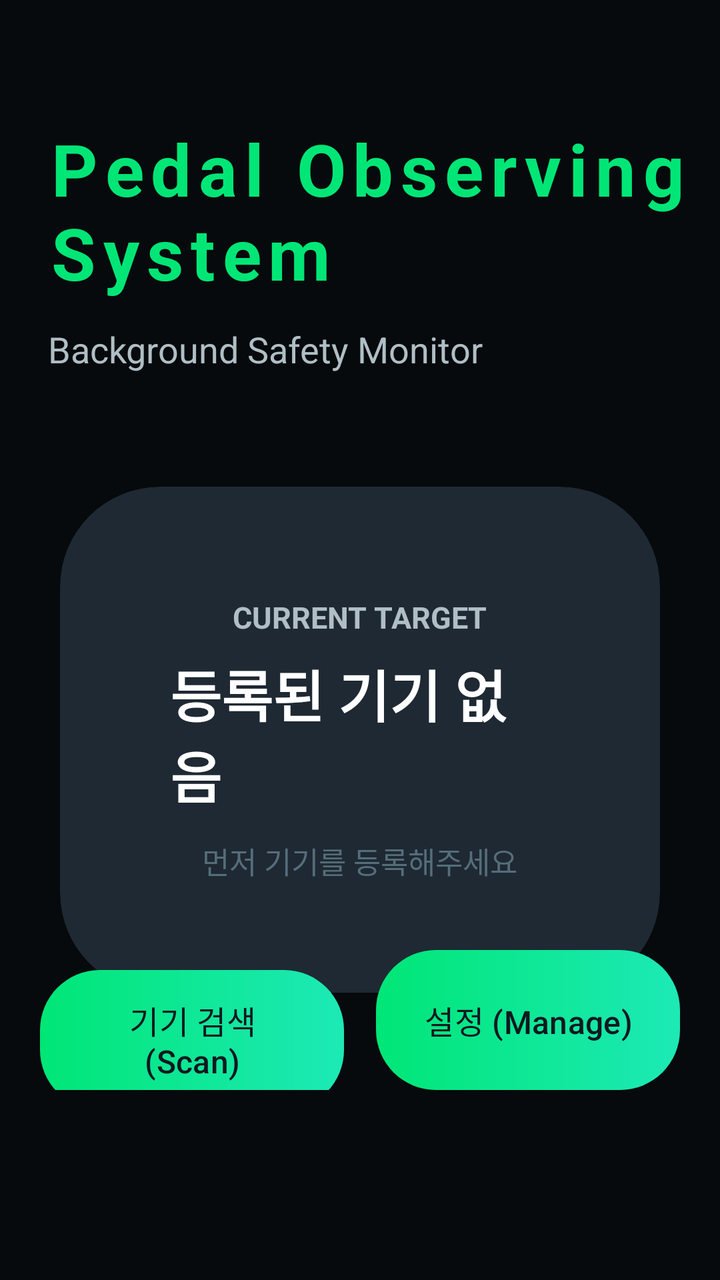
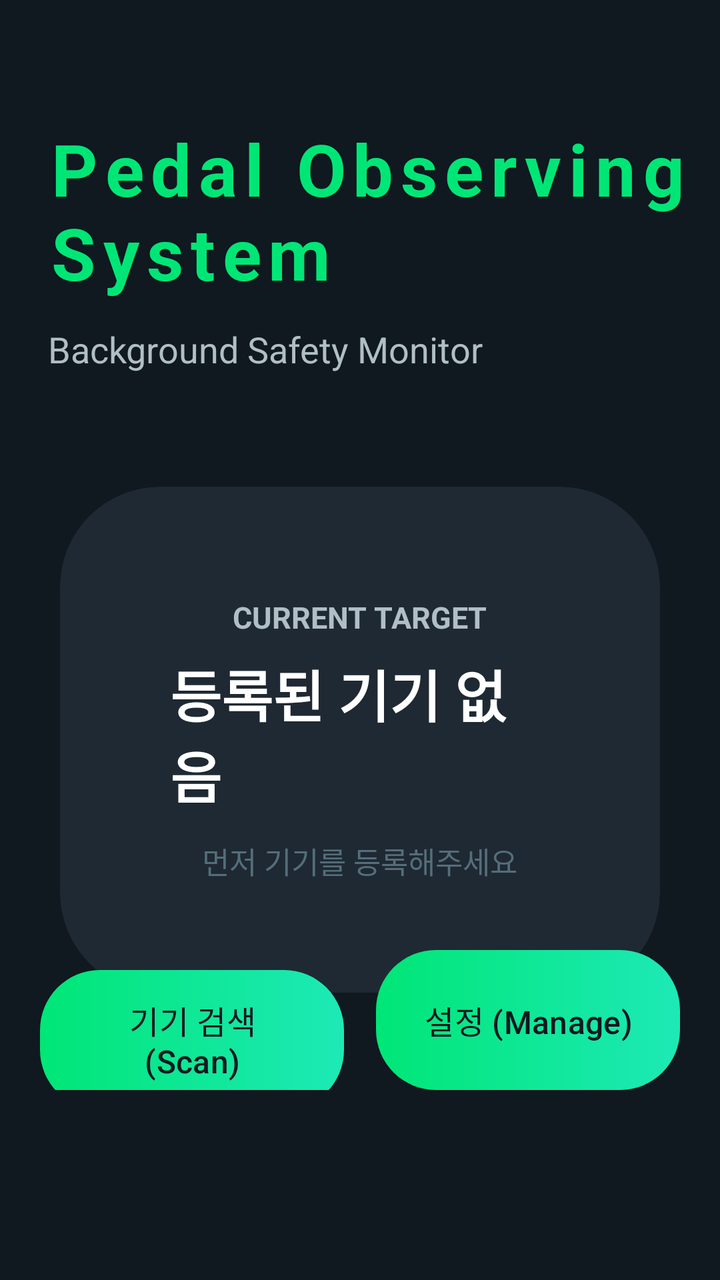

Screens rendered from an Android XML layout before and after an edit, with the pre-edit source and the edit as a unified diff.
<!-- AndroidManifest.xml: application theme Theme.AGproject -->
<!-- res/layout/activity_main.xml -->
<?xml version="1.0" encoding="utf-8"?>
<androidx.constraintlayout.widget.ConstraintLayout
    xmlns:android="http://schemas.android.com/apk/res/android"
    xmlns:app="http://schemas.android.com/apk/res-auto"
    android:layout_width="match_parent"
    android:layout_height="match_parent"
    android:background="@color/bg_dark">

    <ImageView
        android:id="@+id/ivBackground"
        android:layout_width="match_parent"
        android:layout_height="match_parent"
        android:scaleType="centerCrop"
        android:contentDescription="Background Image"
        app:layout_constraintTop_toTopOf="parent"
        app:layout_constraintBottom_toBottomOf="parent"
        app:layout_constraintStart_toStartOf="parent"
        app:layout_constraintEnd_toEndOf="parent" />

    <View
        android:layout_width="match_parent"
        android:layout_height="match_parent"
        android:background="#99000000" />

    <TextView
        android:id="@+id/tvAppTitle"
        android:layout_width="wrap_content"
        android:layout_height="wrap_content"
        android:layout_marginTop="60dp"
        android:layout_marginStart="24dp"
        android:text="@string/app_title"
        android:textColor="@color/accent_blue"
        android:textSize="36sp"
        android:textStyle="bold"
        android:letterSpacing="0.1"
        app:layout_constraintTop_toTopOf="parent"
        app:layout_constraintStart_toStartOf="parent" />

    <TextView
        android:layout_width="wrap_content"
        android:layout_height="wrap_content"
        android:layout_marginTop="12dp"
        android:layout_marginStart="24dp"
        android:text="@string/app_subtitle"
        android:textColor="@color/text_gray"
        android:textSize="18sp"
        app:layout_constraintTop_toBottomOf="@id/tvAppTitle"
        app:layout_constraintStart_toStartOf="parent" />

    <com.google.android.material.card.MaterialCardView
        android:id="@+id/cardCurrentTarget"
        android:layout_width="match_parent"
        android:layout_height="wrap_content"
        android:layout_marginTop="45dp"
        android:layout_marginHorizontal="@dimen/card_margin_horizontal"
        app:cardBackgroundColor="@color/bg_card"
        app:cardCornerRadius="@dimen/card_corner_radius"
        app:cardElevation="0dp"
        app:strokeWidth="0dp"
        app:strokeColor="@color/accent_blue"
        app:layout_constraintTop_toBottomOf="@id/tvAppTitle"
        app:layout_constraintBottom_toBottomOf="parent"
        app:layout_constraintVertical_bias="0.25">

        <LinearLayout
            android:layout_width="match_parent"
            android:layout_height="wrap_content"
            android:orientation="vertical"
            android:padding="55dp"
            android:gravity="center">

            <TextView
                android:layout_width="wrap_content"
                android:layout_height="wrap_content"
                android:text="@string/label_current_target"
                android:textColor="@color/text_gray"
                android:textSize="15sp"
                android:textStyle="bold"/>

            <TextView
                android:id="@+id/tvTargetName"
                android:layout_width="wrap_content"
                android:layout_height="wrap_content"
                android:layout_marginTop="8dp"
                android:text="@string/no_device_registered"
                android:textColor="@color/text_white"
                android:textSize="28sp"
                android:textStyle="bold"/>

            <TextView
                android:id="@+id/tvTargetAddress"
                android:layout_width="wrap_content"
                android:layout_height="wrap_content"
                android:layout_marginTop="12dp"
                android:text="@string/register_prompt"
                android:textColor="@color/text_hint"
                android:textSize="15sp"/>
        </LinearLayout>

    </com.google.android.material.card.MaterialCardView>

    <LinearLayout
        android:layout_width="match_parent"
        android:layout_height="wrap_content"
        android:orientation="horizontal"
        android:layout_marginBottom="95dp"
        android:layout_marginHorizontal="20dp"
        app:layout_constraintBottom_toBottomOf="parent"
        app:layout_constraintStart_toStartOf="parent"
        app:layout_constraintEnd_toEndOf="parent">

        <com.google.android.material.button.MaterialButton
            android:id="@+id/btnGoScan"
            android:layout_width="0dp"
            android:layout_height="70dp"
            android:layout_weight="1"
            android:layout_marginEnd="8dp"
            android:text="@string/btn_scan"
            android:textColor="#101820"
            android:textSize="16dp"
            android:background="@drawable/bg_mint_gradient"
            app:backgroundTint="@null"
            app:strokeColor="#101820"
            app:strokeWidth="1dp"
            app:cornerRadius="12dp" />

        <com.google.android.material.button.MaterialButton
            android:id="@+id/btnGoManager"
            android:layout_width="0dp"
            android:layout_height="70dp"
            android:layout_weight="1"
            android:layout_marginStart="8dp"
            android:text="@string/btn_manage"
            android:textColor="#101820"
            android:textSize="16dp"
            android:background="@drawable/bg_mint_gradient"
            app:backgroundTint="@null"
            app:strokeColor="#101820"
            app:cornerRadius="12dp"/>

    </LinearLayout>

</androidx.constraintlayout.widget.ConstraintLayout>
<!-- resources referenced by this layout -->
<resources>
  <color name="accent_blue">#00E676</color>
  <color name="bg_card">#1F2933</color>
  <color name="bg_dark">#101820</color>
  <color name="text_gray">#B0BEC5</color>
  <color name="text_hint">#546E7A</color>
  <color name="text_white">#FFFFFF</color>
  <dimen name="card_corner_radius">50dp</dimen>
  <dimen name="card_margin_horizontal">30dp</dimen>
  <!-- drawable bg_mint_gradient (drawable) -->
  <?xml version="1.0" encoding="utf-8"?>
  <shape xmlns:android="http://schemas.android.com/apk/res/android">
    <gradient
        android:startColor="#00E676"
        android:endColor="#1DE9B6"
        android:angle="0" /> <corners android:radius="30dp" />
  </shape>
  <string name="app_subtitle">Background Safety Monitor</string>
  <string name="app_title">Pedal Observing System</string>
  <string name="btn_manage">설정 (Manage)</string>
  <string name="btn_scan">기기 검색 (Scan)</string>
  <string name="label_current_target">CURRENT TARGET</string>
  <string name="no_device_registered">등록된 기기 없음</string>
  <string name="register_prompt">먼저 기기를 등록해주세요</string>
  <style name="Theme.AGproject" parent="Base.Theme.AGproject" />
  <style name="Base.Theme.AGproject" parent="Theme.Material3.DayNight.NoActionBar">
          
          
      </style>
</resources>

<!-- the commit's change to res/layout/activity_main.xml (unified diff, before → after) -->
@@ -20,7 +20,7 @@
     <View
         android:layout_width="match_parent"
         android:layout_height="match_parent"
-        android:background="#99000000" />
+        android:background="@color/bg_dark" />
 
     <TextView
         android:id="@+id/tvAppTitle"
